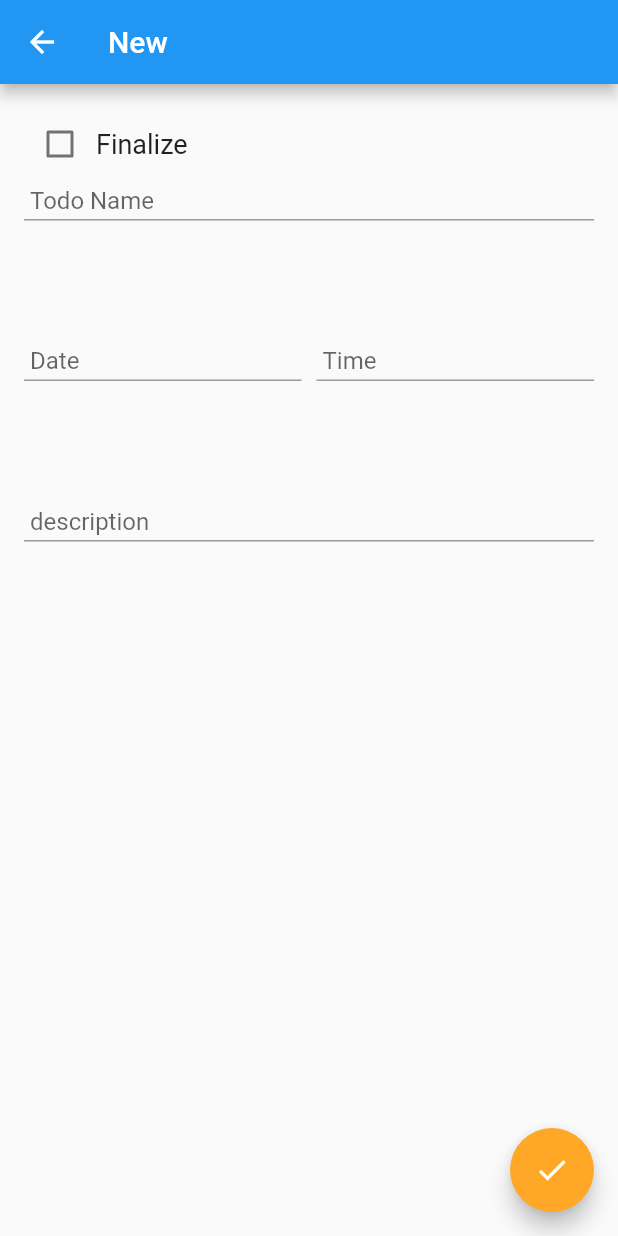
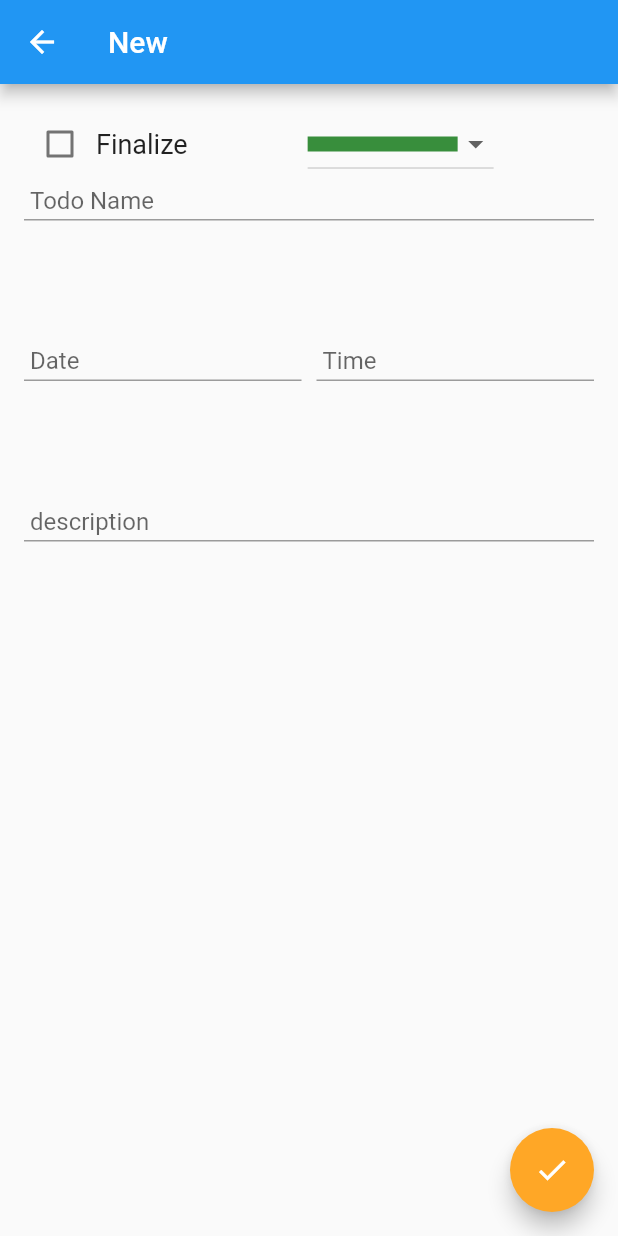
Before and after one commit to Ernestgio/todolist-flutter, a Flutter app: the screen it shows after launch, after a tap on the "add" icon, on a phone screen of 412 x 824 dp. Run offline on Flutter 3.47's test engine with Material 2 defaults, Android fonts, the phone set to English and light mode, and no system bars; our stand-ins replace sqflite; accounts and stored records are empty.

Commit message:
Added SQl integration, filter, search

```diff
--- a/lib/add_page.dart
+++ b/lib/add_page.dart
@@ -57,8 +57,7 @@ class _AddPageState extends State<AddPage> {
       );
 
       DatabaseHelper.instance.insertTodo(newTodo);
-      widget.updateTodos();
-
+      widget.updateTodos(false);
     }
     Navigator.pop(context);
   }
@@ -113,6 +112,49 @@ class _AddPageState extends State<AddPage> {
                             fontSize: 18.0
                           ),
                         ),
+                        SizedBox(width: 80.0,),
+                        DropdownButton(
+                            value: _colorTag,
+                            onChanged: (value){
+                              setState(() {
+                                _colorTag = value;
+                              });
+                            },
+                            items: [
+                              DropdownMenuItem(
+                                  child: Container(
+                                    width: 100.0,
+                                    height: 10.0,
+                                    color: Colors.green[700],
+                                  ),
+                                  value: Todo.GREEN_COLOR,
+                              ),
+                              DropdownMenuItem(
+                                child: Container(
+                                  width: 100.0,
+                                  height: 10.0,
+                                  color: Colors.orange[600],
+                                ),
+                                value: Todo.ORANGE_COLOR,
+                              ),
+                              DropdownMenuItem(
+                                child: Container(
+                                  width: 100.0,
+                                  height: 10.0,
+                                  color: Colors.blue[900],
+                                ),
+                                value: Todo.BLUE_COLOR,
+                              ),
+                              DropdownMenuItem(
+                                child: Container(
+                                  width: 100.0,
+                                  height: 10.0,
+                                  color: Colors.yellow,
+                                ),
+                                value: Todo.YELLOW_COLOR,
+                              )
+                            ],
+                        )
                       ],
                     ),
                     Form(
@@ -182,9 +224,9 @@ class _AddPageState extends State<AddPage> {
             )
         ),
     floatingActionButton: FloatingActionButton(
-      backgroundColor: Colors.orange[400],
-      onPressed: () => _submit(),
-      child: Icon(Icons.check)
+        backgroundColor: Colors.orange[400],
+        onPressed: () => _submit(),
+        child: Icon(Icons.check)
     ),
     ),
     );
--- a/lib/home_page.dart
+++ b/lib/home_page.dart
@@ -14,16 +14,38 @@ class HomePage extends StatefulWidget {
 class _HomePageState extends State<HomePage> {
 
   Future<List<Todo>> _displayedTodos;
+  bool isDoneFilterOn;
+
+  Widget appBarTitle;
+  IconData appBarSearchIcon;
 
   @override
   void initState(){
     super.initState();
-    _updateTodoList();
+    _updateTodoList(false);
+    appBarSearchIcon = Icons.search;
+    appBarTitle = Text('Things to do');
+    isDoneFilterOn = false;
   }
 
-  _updateTodoList() {
+  _updateTodoList(statusFilter) {
+    if(statusFilter){
+      setState(() {
+        _displayedTodos = DatabaseHelper.instance.getDoneTodoList();
+      });
+    }
+    else{
+      setState(() {
+        _displayedTodos = DatabaseHelper.instance.getTodoList();
+      });
+    }
+  }
+
+  _searchTodoList(queryString){
     setState(() {
-      _displayedTodos = DatabaseHelper.instance.getTodoList();
+      _displayedTodos = DatabaseHelper.instance.searchTodoList(queryString);
+      appBarSearchIcon = Icons.search;
+      appBarTitle = Text('Things to do');
     });
   }
 
@@ -32,7 +54,76 @@ class _HomePageState extends State<HomePage> {
   Widget build(BuildContext context) {
     return Scaffold(
       appBar: AppBar(
-        title: Text('Things To Do'),
+        title: appBarTitle,
+        actions: [
+          IconButton(
+              icon: Icon(
+                appBarSearchIcon,
+                color: Colors.white,
+              ),
+              tooltip: 'Search',
+              onPressed: (){
+                if (appBarSearchIcon == Icons.search) {
+                  setState(() {
+                    appBarSearchIcon = Icons.close;
+                    appBarTitle = TextField(
+                      cursorColor: Colors.white,
+                      decoration: InputDecoration(
+                        hintText: "Search todos",
+                          isDense: true,
+                          contentPadding: EdgeInsets.all(4.0),
+                      ),
+                      style: TextStyle(
+                        color: Colors.white,
+                      ),
+                      onSubmitted: (searchKey){
+                        _searchTodoList(searchKey);
+                      },
+                    );
+                  });
+                }
+                else{
+                  setState(() {
+                    appBarSearchIcon = Icons.search;
+                    appBarTitle = Text('Things to do');
+                  });
+                }
+
+              },
+          ),
+          PopupMenuButton(
+            icon: Icon(
+              IconData(
+                  0xe9fe,
+                  fontFamily: 'MaterialIcons',
+                  matchTextDirection: true
+              ),
+              color: Colors.white,
+
+            ),
+            itemBuilder: (context) => [
+              PopupMenuItem(
+                child: Row(
+                  children: [
+                    Expanded(child: Text('Status')),
+                    Checkbox(value: isDoneFilterOn, onChanged: (newValue){
+                      setState(() {
+                        isDoneFilterOn = newValue;
+                      });
+                      _updateTodoList(isDoneFilterOn);
+                    })
+                  ],
+                ),
+              ),
+              PopupMenuItem(
+                child: Text('Date'),
+              ),
+              PopupMenuItem(
+                child: Text('Priority'),
+              ),
+            ],
+          )
+        ],
       ),
         body: SafeArea(
           child: FutureBuilder<List<Todo>>(
--- a/lib/todo.dart
+++ b/lib/todo.dart
@@ -27,7 +27,7 @@ class Todo {
     else if (colorTag == BLUE_COLOR){
       return Colors.blue[900];
     }
-    return Colors.orange;
+    return Colors.yellow;
   }
 
   Map<String,dynamic> toMap(){
--- a/lib/todo_card.dart
+++ b/lib/todo_card.dart
@@ -28,7 +28,7 @@ class TodoCard extends StatelessWidget {
                               onChanged: (value) {
                                 todo.isFinalized = value ? 1 : 0;
                                 DatabaseHelper.instance.updateTodo(todo);
-                                updateTodos();
+                                updateTodos(false);
                               },
                               activeColor: Colors.orange[400],
                           ),
```
Also changed, not shown: lib/database_helper.dart (+25 -0 lines).
